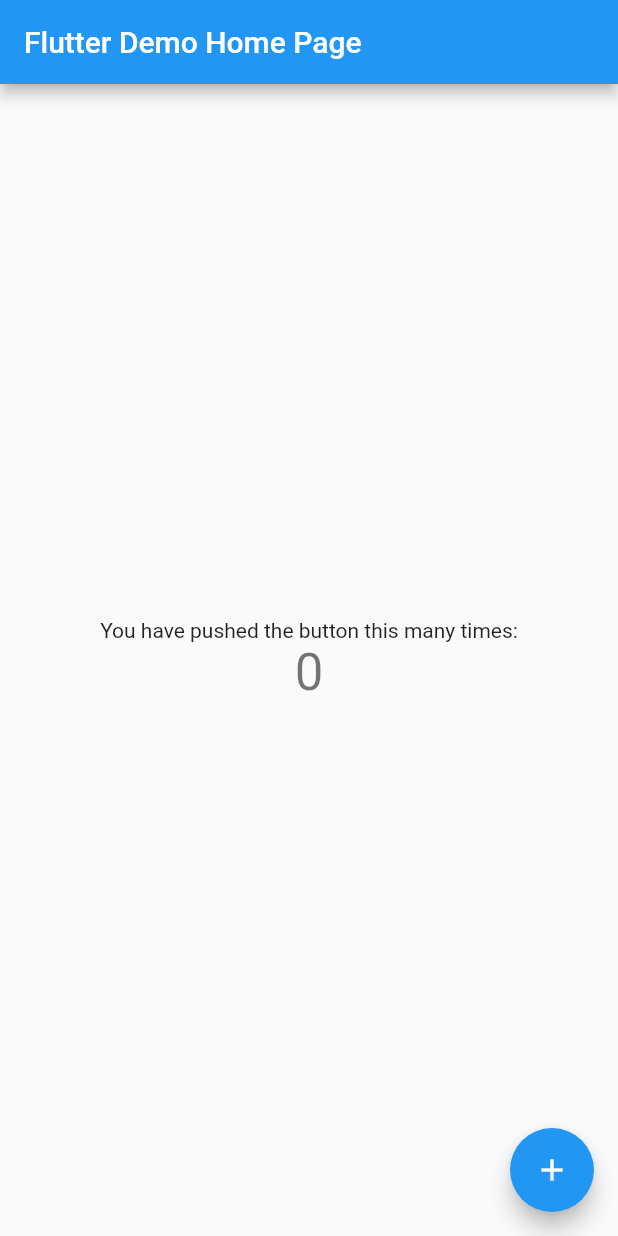
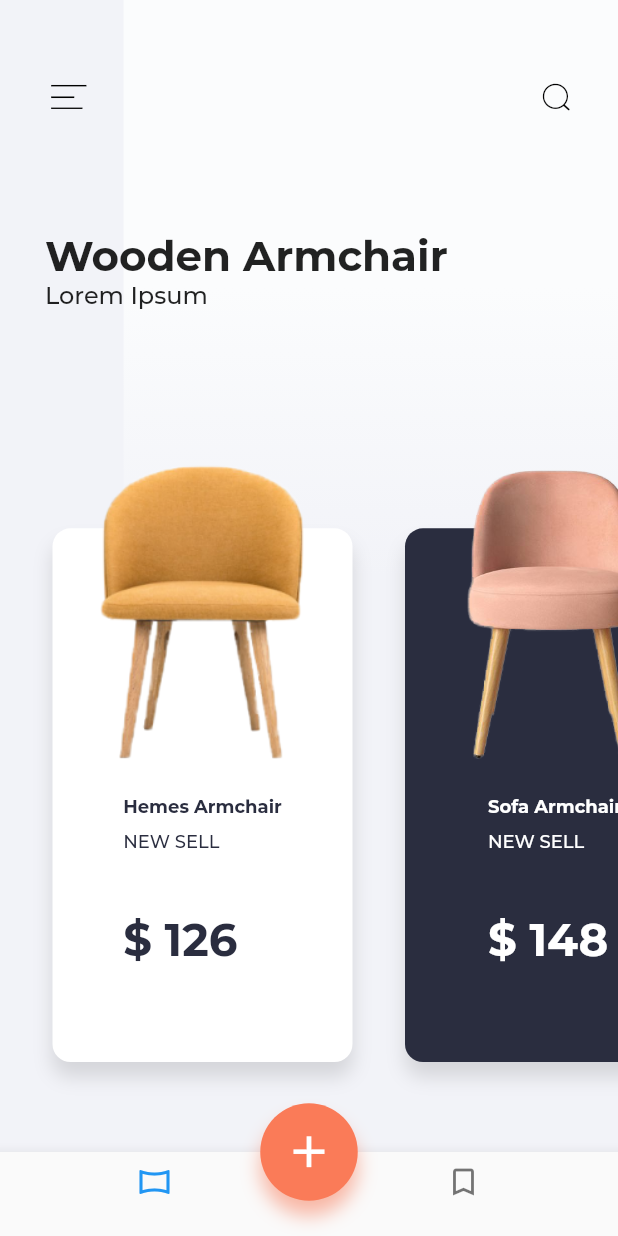
Before and after one commit to iampapagray/flutter_furniture_app_II, a Flutter app: the screen it shows after launch, on a phone screen of 412 x 824 dp. Run offline on Flutter 3.47's test engine with Material 2 defaults, Android fonts, the phone set to English and light mode, and no system bars.

Commit message:
Completed initial page of UI

```diff
--- /dev/null
+++ b/lib/Custom_Icons.dart
@@ -0,0 +1,9 @@
+import 'package:flutter/material.dart';
+
+class CustomIcons{
+
+  static const IconData menu = IconData(0xe901, fontFamily: "CustomIcons");
+  static const IconData search = IconData(0xe900, fontFamily: "CustomIcons");
+
+
+}
--- /dev/null
+++ b/lib/data.dart
@@ -0,0 +1,8 @@
+var images = [
+  "assets/image_01.png",
+  "assets/image_02.png",
+  "assets/image_03.png",
+];
+
+var title = ["Hemes Armchair", "Sofa Armchair", " Wooden Armchair"];
+var price= ["126", "148", "179"];
--- a/lib/main.dart
+++ b/lib/main.dart
@@ -1,4 +1,6 @@
 import 'package:flutter/material.dart';
+import 'package:furniture_ui/Custom_Icons.dart';
+import 'package:furniture_ui/data.dart';
 
 void main() => runApp(MyApp());
 
@@ -7,105 +9,244 @@ class MyApp extends StatelessWidget {
   @override
   Widget build(BuildContext context) {
     return MaterialApp(
-      title: 'Flutter Demo',
+      title: 'Furniture UI',
       theme: ThemeData(
-        // This is the theme of your application.
-        //
-        // Try running your application with "flutter run". You'll see the
-        // application has a blue toolbar. Then, without quitting the app, try
-        // changing the primarySwatch below to Colors.green and then invoke
-        // "hot reload" (press "r" in the console where you ran "flutter run",
-        // or simply save your changes to "hot reload" in a Flutter IDE).
-        // Notice that the counter didn't reset back to zero; the application
-        // is not restarted.
         primarySwatch: Colors.blue,
       ),
-      home: MyHomePage(title: 'Flutter Demo Home Page'),
+      home: MyHomePage(),
+      debugShowCheckedModeBanner: false,
     );
   }
 }
 
 class MyHomePage extends StatefulWidget {
-  MyHomePage({Key key, this.title}) : super(key: key);
-
-  // This widget is the home page of your application. It is stateful, meaning
-  // that it has a State object (defined below) that contains fields that affect
-  // how it looks.
-
-  // This class is the configuration for the state. It holds the values (in this
-  // case the title) provided by the parent (in this case the App widget) and
-  // used by the build method of the State. Fields in a Widget subclass are
-  // always marked "final".
-
-  final String title;
-
   @override
   _MyHomePageState createState() => _MyHomePageState();
 }
 
 class _MyHomePageState extends State<MyHomePage> {
-  int _counter = 0;
 
-  void _incrementCounter() {
-    setState(() {
-      // This call to setState tells the Flutter framework that something has
-      // changed in this State, which causes it to rerun the build method below
-      // so that the display can reflect the updated values. If we changed
-      // _counter without calling setState(), then the build method would not be
-      // called again, and so nothing would appear to happen.
-      _counter++;
-    });
+  int _currentIndex = 0;
+
+  Widget _buildGradientContainer(double width, double height){
+    return Align(
+      alignment: Alignment.topRight,
+      child: Container(
+        width: width * 0.8,
+        height: height / 2,
+        decoration: BoxDecoration(
+          gradient: LinearGradient(
+            colors: [Color(0xFFfbfcfd), Color(0xFFf2f3f8)],
+            begin: Alignment.topCenter,
+            end: Alignment.bottomCenter,
+            stops: [0.5, 1.0]
+          )
+        ),
+      ),
+    );
+  }
+
+  Widget _buildAppBar(){
+    return Positioned(
+      top: 40.0,
+      left: 20.0,
+      right: 20.0,
+      child: Row(
+        mainAxisAlignment: MainAxisAlignment.spaceBetween,
+        children: <Widget>[
+          IconButton(
+            icon: Icon(CustomIcons.menu, color: Colors.black),
+            onPressed: () {},
+          ),
+          IconButton(
+            icon: Icon(CustomIcons.search, color: Colors.black),
+            onPressed: () {},
+          ),
+        ],
+      )
+    );
+  }
+
+  Widget _buildTitle(double height){
+    return Positioned(
+      top: height * 0.2,
+      left: 30.0,
+      child: Column(
+        crossAxisAlignment: CrossAxisAlignment.start,
+        children: <Widget>[
+          Text("Wooden Armchair",
+            style: TextStyle(fontSize: 28.0, fontFamily: "Montserrat-Bold")),
+
+          Text("Lorem Ipsum",
+            style: TextStyle(fontSize: 16.0, fontFamily: "Montserrat-Medium" )),
+
+        ],
+      )
+    );
   }
 
   @override
   Widget build(BuildContext context) {
-    // This method is rerun every time setState is called, for instance as done
-    // by the _incrementCounter method above.
-    //
-    // The Flutter framework has been optimized to make rerunning build methods
-    // fast, so that you can just rebuild anything that needs updating rather
-    // than having to individually change instances of widgets.
     return Scaffold(
-      appBar: AppBar(
-        // Here we take the value from the MyHomePage object that was created by
-        // the App.build method, and use it to set our appbar title.
-        title: Text(widget.title),
+      backgroundColor: Color(0xFFf2f3f8),
+      body: LayoutBuilder(
+        builder: (context, constraint){
+          var width = constraint.maxWidth;
+          var height = constraint.maxHeight;
+
+          return Stack(
+            fit: StackFit.expand,
+            children: <Widget>[
+              _buildGradientContainer(width, height),
+              _buildAppBar(),
+              _buildTitle(height),
+              Align(
+                alignment: Alignment.bottomCenter,
+                child: SizedBox(
+                  height: height * 0.6,
+                  child: ListView.builder(
+                    itemCount: images.length,
+                    scrollDirection: Axis.horizontal,
+                    physics: BouncingScrollPhysics(),
+                    itemBuilder: (context, index){
+                      return Padding(
+                        padding: EdgeInsets.only(left: 35.0, bottom: 60.0),
+                        child: SizedBox(
+                          width: 200.0,
+                          child: Stack(
+                            fit: StackFit.expand,
+                            children: <Widget>[
+                              Padding(
+                                padding: EdgeInsets.only(top: 45.0),
+                                child: Container(
+                                  decoration: BoxDecoration(
+                                    color: (index % 2 == 0)
+                                        ? Colors.white
+                                        : Color(0xFF2a2d3f),
+                                    boxShadow: [
+                                      BoxShadow(
+                                        color: Colors.black12,
+                                        offset: Offset(0.0, 10.0),
+                                        blurRadius: 10.0
+                                      )
+                                    ],
+                                    borderRadius: BorderRadius.circular(12.0),
+                                  ),
+                                )
+                              ),
+                              Column(
+                                crossAxisAlignment: CrossAxisAlignment.center,
+                                children: <Widget>[
+                                  Image.asset(
+                                    images[index],
+                                    width: 172.5,
+                                    height: 199.0,
+                                  ),
+                                  SizedBox(
+                                    height: 12.0,
+                                  )
+                                  ,
+                                  Padding(
+                                    padding: EdgeInsets.all(12.0),
+                                    child: Column(
+                                      crossAxisAlignment: CrossAxisAlignment.start,
+                                      children: <Widget>[
+                                        Text(title[index],
+                                            style: TextStyle(
+                                              fontSize: 12.0,
+                                              fontFamily: "Montserrat-Bold",
+                                              color: (index % 2 == 0)
+                                                  ? Color(0xFF2a2d3f)
+                                                  : Colors.white,
+                                            )),
+                                        SizedBox(
+                                          height: 8.0
+                                        ),
+                                        Text("NEW SELL",
+                                            style: TextStyle(
+                                              fontSize: 12.0,
+                                              fontFamily: "Montserrat-Medium",
+                                              color: (index % 2 == 0)
+                                                  ? Color(0xFF2a2d3f)
+                                                  : Colors.white,
+                                            )),
+                                        SizedBox(
+                                          height: 40.0
+                                        ),
+                                        Text("\$ " + price[index],
+                                            style: TextStyle(
+                                              fontSize: 30.0,
+                                              fontFamily: "Montserrat-Bold",
+                                              color: (index % 2 == 0)
+                                                  ? Color(0xFF2a2d3f)
+                                                  : Colors.white,
+                                            )),
+
+                                      ],
+                                    ),
+                                  )
+                                ],
+                              )
+                            ],
+                          )
+                        ),
+                      );
+                    }
+                  ),
+                )
+              )
+            ],
+          );
+        },
       ),
-      body: Center(
-        // Center is a layout widget. It takes a single child and positions it
-        // in the middle of the parent.
-        child: Column(
-          // Column is also layout widget. It takes a list of children and
-          // arranges them vertically. By default, it sizes itself to fit its
-          // children horizontally, and tries to be as tall as its parent.
-          //
-          // Invoke "debug painting" (press "p" in the console, choose the
-          // "Toggle Debug Paint" action from the Flutter Inspector in Android
-          // Studio, or the "Toggle Debug Paint" command in Visual Studio Code)
-          // to see the wireframe for each widget.
-          //
-          // Column has various properties to control how it sizes itself and
-          // how it positions its children. Here we use mainAxisAlignment to
-          // center the children vertically; the main axis here is the vertical
-          // axis because Columns are vertical (the cross axis would be
-          // horizontal).
-          mainAxisAlignment: MainAxisAlignment.center,
-          children: <Widget>[
-            Text(
-              'You have pushed the button this many times:',
+      bottomNavigationBar: BottomNavigationBar(
+        // selectedItemColor: Colors.black,
+        onTap: (index){
+          setState((){
+            _currentIndex = index;
+          });
+        },
+        currentIndex: _currentIndex,
+        items : [
+          BottomNavigationBarItem(
+            icon: Icon(Icons.panorama_horizontal),
+            title: Container(
+              height: 0.0,
             ),
-            Text(
-              '$_counter',
-              style: Theme.of(context).textTheme.display1,
+          ),
+          BottomNavigationBarItem(
+            icon: Icon(Icons.bookmark_border),
+            title: Container(
+              height: 0.0,
             ),
-          ],
+          ),
+        ]
+      ),
+      floatingActionButton: Container(
+        width: 65.0,
+        height: 65.0,
+        decoration: BoxDecoration(
+          color: Color(0xFFfa7b58),
+          shape: BoxShape.circle,
+          boxShadow: [
+            BoxShadow(
+              color: Color(0xFFf78a6c).withOpacity(0.6),
+              offset: Offset(0.0,10.0),
+              blurRadius: 10.0,
+            ),
+          ]
+        ),
+        child: RawMaterialButton(
+          shape: CircleBorder(),
+          child: Icon(
+            Icons.add,
+            size: 35.0,
+            color: Colors.white,
+          ),
+          onPressed: () {},
         ),
       ),
-      floatingActionButton: FloatingActionButton(
-        onPressed: _incrementCounter,
-        tooltip: 'Increment',
-        child: Icon(Icons.add),
-      ), // This trailing comma makes auto-formatting nicer for build methods.
+      floatingActionButtonLocation: FloatingActionButtonLocation.centerDocked,
     );
   }
 }
```
